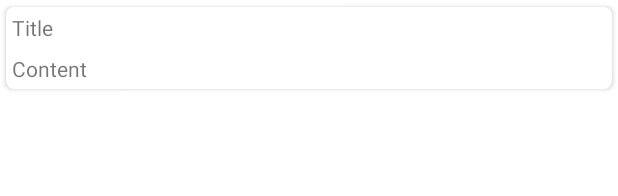
After one commit to martinsfelipemartins/MyMarketList, an Android app: the layout item_note.xml on its own in the app's theme, with its tools: preview values and no code run, on a phone screen of 412 x 824 dp. The commit adds this screen. Shown: the top 196 px of the screen. Run offline under Robolectric (Android 15) with nearby library versions, the phone set to English and light mode, and no system bars.

Commit message:
layout item adapter

```diff
--- /dev/null
+++ b/app/src/main/java/com/example/mymarketlist/presentation/adapters/NoteContentAdapter.kt
@@ -0,0 +1,6 @@
+package com.example.mymarketlist.presentation.adapters
+
+import android.widget.ListAdapter
+
+class NoteContentAdapter  {
+}
--- /dev/null
+++ b/app/src/main/res/layout/item_note.xml
@@ -0,0 +1,40 @@
+<?xml version="1.0" encoding="utf-8"?>
+<com.google.android.material.card.MaterialCardView xmlns:android="http://schemas.android.com/apk/res/android"
+    xmlns:app="http://schemas.android.com/apk/res-auto"
+    android:layout_width="match_parent"
+    android:layout_height="wrap_content"
+    app:cardCornerRadius="5dp"
+    app:cardElevation="2dp"
+    app:cardUseCompatPadding="true">
+
+    <androidx.constraintlayout.widget.ConstraintLayout
+        android:layout_width="match_parent"
+        android:padding="@dimen/margin_4"
+        android:layout_height="match_parent">
+
+        <com.google.android.material.textview.MaterialTextView xmlns:tools="http://schemas.android.com/tools"
+            android:id="@+id/noteTitle"
+            android:layout_width="match_parent"
+            android:layout_height="wrap_content"
+            android:ellipsize="end"
+            android:maxLines="1"
+            app:layout_constraintEnd_toEndOf="parent"
+            app:layout_constraintStart_toStartOf="parent"
+            app:layout_constraintTop_toTopOf="parent"
+            android:text="Title" />
+
+        <com.google.android.material.textview.MaterialTextView xmlns:tools="http://schemas.android.com/tools"
+            android:id="@+id/contentNote"
+            android:layout_width="match_parent"
+            android:layout_height="wrap_content"
+            android:layout_marginTop="@dimen/margin_8"
+            android:ellipsize="end"
+            android:maxLines="1"
+            app:layout_constraintBottom_toBottomOf="parent"
+            app:layout_constraintEnd_toEndOf="parent"
+            app:layout_constraintStart_toStartOf="parent"
+            app:layout_constraintTop_toBottomOf="@+id/noteTitle"
+            android:text="Content" />
+
+    </androidx.constraintlayout.widget.ConstraintLayout>
+</com.google.android.material.card.MaterialCardView>
--- /dev/null
+++ b/app/src/main/res/values/dimens.xml
@@ -0,0 +1,9 @@
+<?xml version="1.0" encoding="utf-8"?>
+<resources>
+
+    <dimen name="margin_4">4dp</dimen>
+    <dimen name="margin_8">8dp</dimen>
+    <dimen name="margin_16">16dp</dimen>
+    <dimen name="margin_24">24dp</dimen>
+    <dimen name="margin_48">48dp</dimen>
+</resources>
--- a/app/src/main/res/values/strings.xml
+++ b/app/src/main/res/values/strings.xml
@@ -1,3 +1,5 @@
 <resources>
     <string name="app_name">MyMarketList</string>
+    <!-- TODO: Remove or change this placeholder text -->
+    <string name="hello_blank_fragment">Hello blank fragment</string>
 </resources>
```
Also changed, not shown: app/src/main/java/com/example/mymarketlist/presentation/view/NoteDetailsFragment.kt (added, +19 -0 lines), app/src/main/res/layout/fragment_note_details.xml (added, +26 -0 lines).
